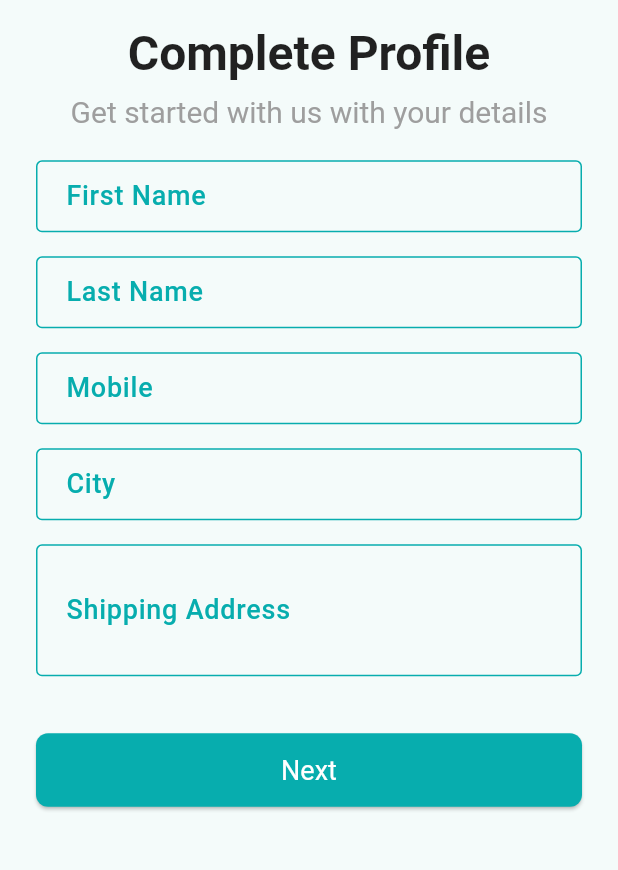
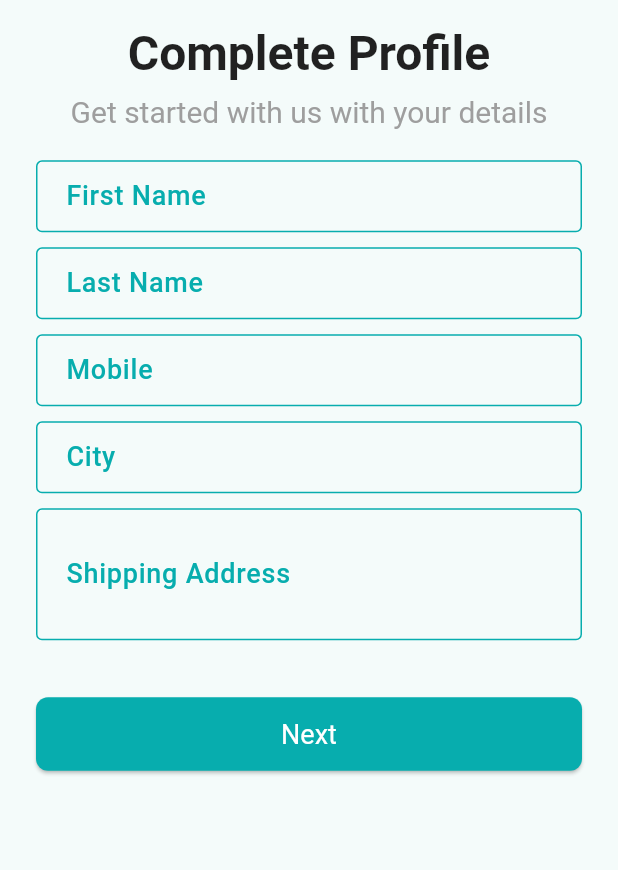
Before and after one commit to kdrbipul/ecommerce_project, a Flutter app: the CompleteProfileScreen screen opened directly, on a phone screen of 412 x 824 dp, the part 230-1100 px from its top. Run offline on Flutter 3.47's test engine with Material 3 defaults, Android fonts, the phone set to English and light mode, and no system bars; our stand-ins replace flutter_svg, get, pin_code_fields.

Commit message:
profile page complete

```diff
--- a/lib/presentation/screens/complete_profile_screen.dart
+++ b/lib/presentation/screens/complete_profile_screen.dart
@@ -25,8 +25,6 @@ class _CompleteProfileScreenState extends State<CompleteProfileScreen> {
         child: SingleChildScrollView(
           child: Padding(
             padding: const EdgeInsets.all(24.0),
-            child: Form(
-              key: _formKey,
             child: Column(
               children: [
                 const SizedBox(height: 24),
@@ -42,42 +40,7 @@ class _CompleteProfileScreenState extends State<CompleteProfileScreen> {
                   style: textTheme.headlineSmall,
                 ),
                 const SizedBox(height: 18),
-                  TextFormField(
-                    controller: _firstNameTEController,
-                    keyboardType: TextInputType.text,
-                    decoration: const InputDecoration(
-                        hintText: 'First Name', labelText: 'First Name'),
-                  ),
-                  const SizedBox(height: 16),
-                  TextFormField(
-                    controller: _lastNameTEController,
-                    keyboardType: TextInputType.text,
-                    decoration: const InputDecoration(
-                        hintText: 'Last Name', labelText: 'Last Name'),
-                  ),
-                  const SizedBox(height: 16),
-                  TextFormField(
-                    controller: _mobileTEController,
-                    keyboardType: TextInputType.phone,
-                    decoration: const InputDecoration(
-                        hintText: 'Mobile', labelText: 'Mobile'),
-                  ),
-                  const SizedBox(height: 16),
-                  TextFormField(
-                    controller: _cityTEController,
-                    keyboardType: TextInputType.text,
-                    decoration: const InputDecoration(
-                        hintText: 'City', labelText: 'City'),
-                  ),
-                  const SizedBox(height: 16),
-                  TextFormField(
-                    controller: _shippingAddressTEController,
-                    keyboardType: TextInputType.text,
-                    maxLines: 3,
-                    decoration: const InputDecoration(
-                        hintText: 'Shipping Address',
-                        labelText: 'Shipping Address'),
-                  ),
+                buildCompleteProfileForm(),
                 const SizedBox(height: 38),
                 ElevatedButton(
                   onPressed: () {},
@@ -88,6 +51,50 @@ class _CompleteProfileScreenState extends State<CompleteProfileScreen> {
           ),
         ),
       ),
+    );
+  }
+
+  Widget buildCompleteProfileForm() {
+    return Form(
+      key: _formKey,
+      child: Column(
+        children: [
+          TextFormField(
+            controller: _firstNameTEController,
+            keyboardType: TextInputType.text,
+            decoration: const InputDecoration(
+                hintText: 'First Name', labelText: 'First Name'),
+          ),
+          const SizedBox(height: 10),
+          TextFormField(
+            controller: _lastNameTEController,
+            keyboardType: TextInputType.text,
+            decoration: const InputDecoration(
+                hintText: 'Last Name', labelText: 'Last Name'),
+          ),
+          const SizedBox(height: 10),
+          TextFormField(
+            controller: _mobileTEController,
+            keyboardType: TextInputType.phone,
+            decoration:
+                const InputDecoration(hintText: 'Mobile', labelText: 'Mobile'),
+          ),
+          const SizedBox(height: 10),
+          TextFormField(
+            controller: _cityTEController,
+            keyboardType: TextInputType.text,
+            decoration:
+                const InputDecoration(hintText: 'City', labelText: 'City'),
+          ),
+          const SizedBox(height: 10),
+          TextFormField(
+            controller: _shippingAddressTEController,
+            keyboardType: TextInputType.text,
+            maxLines: 3,
+            decoration: const InputDecoration(
+                hintText: 'Shipping Address', labelText: 'Shipping Address'),
+          ),
+        ],
       ),
     );
   }
```
Lines whose indentation alone changed are shown as unchanged.
